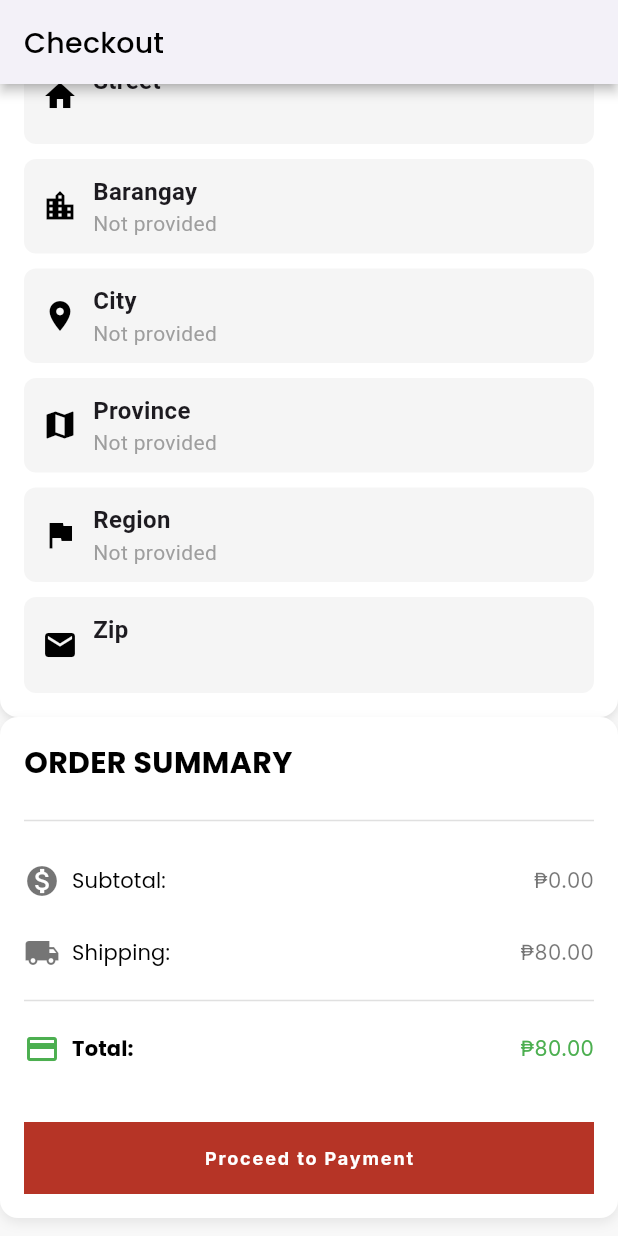
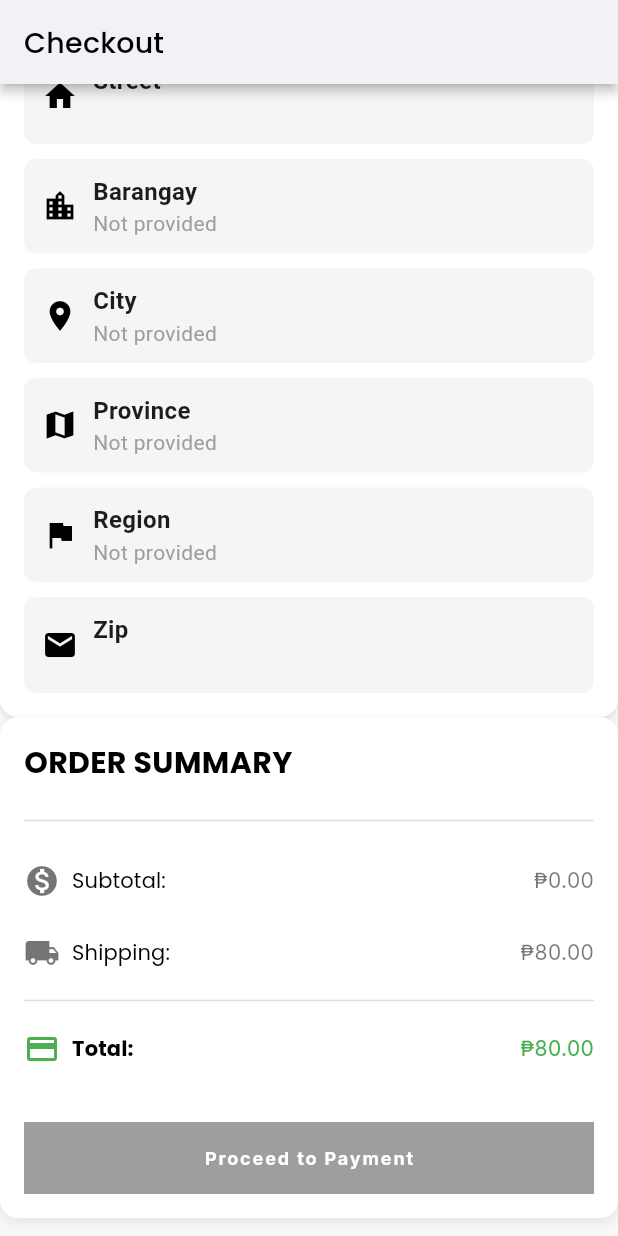
Before and after one commit to batmhannJ/Ecommerce-Web, a Flutter app: the CheckoutView widget shown alone on an empty page, opened directly with empty values, scrolled down 322 dp, on a phone screen of 412 x 824 dp. Run offline on Flutter 3.47's test engine with Material 3 defaults, Android fonts, the light colour scheme and no system bars; our stand-ins replace dropdown_button2, fluttertoast, gap, geolocator, google_fonts, material_symbols_icons and 1 more; missing offline and left inert: dart:js; accounts and stored records are empty; network calls fail.

Commit message:
try odersumm

```diff
--- a/mobile/lib/view/checkout_view.dart
+++ b/mobile/lib/view/checkout_view.dart
@@ -885,6 +885,18 @@ class _CheckoutViewState extends State<CheckoutView> {
   final subtotal = context.read<CartViewModel>().getSubtotal();
   final total = subtotal + shippingFee;
 
+  // Check if userAddress is valid
+  final authViewModel = context.read<AuthViewModel>();
+  final userAddress = authViewModel.address;
+
+  final isAddressComplete = userAddress != null &&
+      userAddress.street?.isNotEmpty == true &&
+      userAddress.zip?.isNotEmpty == true &&
+      selectedBarangay != null &&
+      selectedCity != null &&
+      selectedProvince != null &&
+      selectedRegion != null;
+
   return Container(
     padding: const EdgeInsets.all(16),
     decoration: BoxDecoration(
@@ -927,9 +939,31 @@ class _CheckoutViewState extends State<CheckoutView> {
                 isExpanded: true,
                 text: "Proceed to Payment",
                 textStyle: AppTextStyles.button.copyWith(color: Colors.white),
-                  command: () => proceedToPayment(context),
+                command: () {
+                  if (isAddressComplete) {
+                    proceedToPayment(context); // Proceed to payment if address is complete
+                  } else {
+                    // Show a reminder dialog or snackbar
+                    showDialog(
+                      context: context,
+                      builder: (context) => AlertDialog(
+                        title: Text("Incomplete Address"),
+                        content: Text(
+                            "Please set your shipping address before proceeding to payment."),
+                        actions: [
+                          TextButton(
+                            onPressed: () => Navigator.of(context).pop(),
+                            child: Text("OK"),
+                          ),
+                        ],
+                      ),
+                    );
+                  }
+                },
                 height: 48,
-                  fillColor: AppColors.red,
+                fillColor: isAddressComplete
+                    ? AppColors.red
+                    : Colors.grey, // Change color based on state
                 contentPadding: const EdgeInsets.symmetric(horizontal: 12),
               ),
             ),
```
Lines whose indentation alone changed are shown as unchanged.
